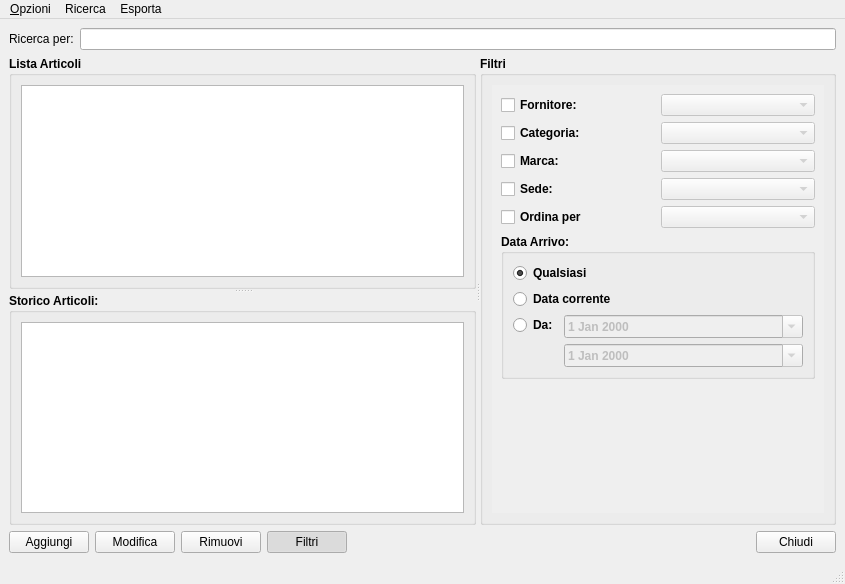
This is moduleMagazzino/magazzinowindow.ui in kvsd/Gestionale as Qt 5 draws it before an edit. The edited form follows.
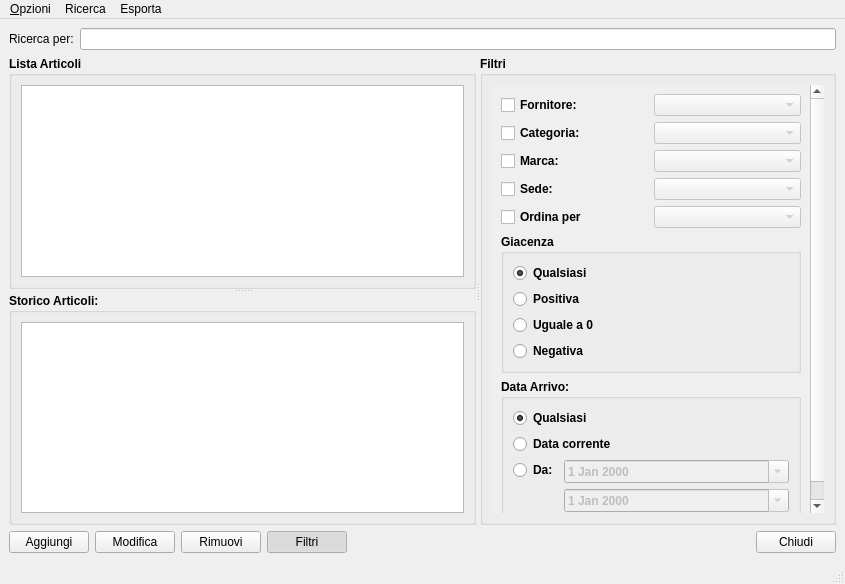
This is the edited form.

Commit message: Aggiunto filtro Giacenza

```diff
--- a/moduleMagazzino/magazzinowindow.ui
+++ b/moduleMagazzino/magazzinowindow.ui
@@ -157,8 +157,8 @@
             <rect>
              <x>0</x>
              <y>0</y>
-             <width>338</width>
-             <height>420</height>
+             <width>324</width>
+             <height>477</height>
             </rect>
            </property>
            <layout class="QVBoxLayout" name="verticalLayout_4">
@@ -223,7 +223,7 @@
                 </property>
                </widget>
               </item>
-              <item row="5" column="0" colspan="2">
+              <item row="6" column="0" colspan="2">
                <widget class="QGroupBox" name="groupBox_4">
                 <property name="title">
                  <string>Data Arrivo:</string>
@@ -290,6 +290,49 @@
                 </property>
                </widget>
               </item>
+              <item row="5" column="0" colspan="2">
+               <widget class="QGroupBox" name="groupBox_5">
+                <property name="title">
+                 <string>Giacenza</string>
+                </property>
+                <layout class="QVBoxLayout" name="verticalLayout_6">
+                 <item>
+                  <widget class="QRadioButton" name="radioGiacenzaAll">
+                   <property name="text">
+                    <string>Qualsiasi</string>
+                   </property>
+                   <property name="checked">
+                    <bool>true</bool>
+                   </property>
+                  </widget>
+                 </item>
+                 <item>
+                  <widget class="QRadioButton" name="radioGiacenzaPos">
+                   <property name="text">
+                    <string>Positiva</string>
+                   </property>
+                   <property name="checked">
+                    <bool>false</bool>
+                   </property>
+                  </widget>
+                 </item>
+                 <item>
+                  <widget class="QRadioButton" name="radioGiacenza0">
+                   <property name="text">
+                    <string>Uguale a 0</string>
+                   </property>
+                  </widget>
+                 </item>
+                 <item>
+                  <widget class="QRadioButton" name="radioGiacenzaNeg">
+                   <property name="text">
+                    <string>Negativa</string>
+                   </property>
+                  </widget>
+                 </item>
+                </layout>
+               </widget>
+              </item>
              </layout>
             </item>
             <item>
```
Left out of the diff: 124 changed lines with no effect on the pictures. The commit also changes 2 other files.
